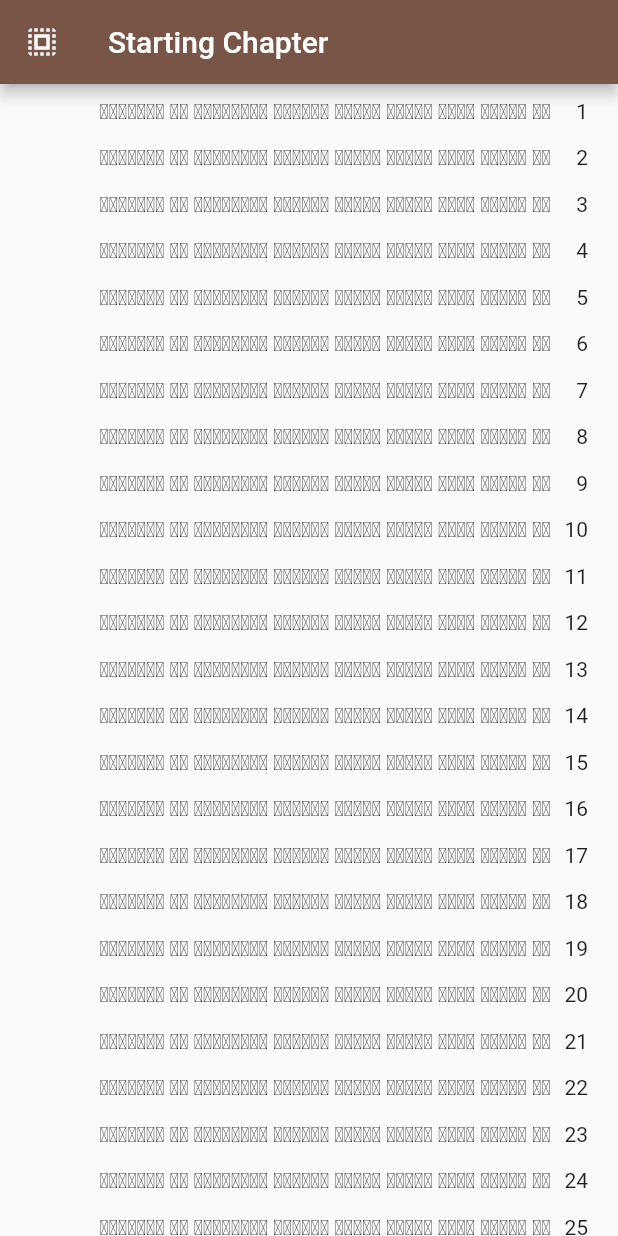
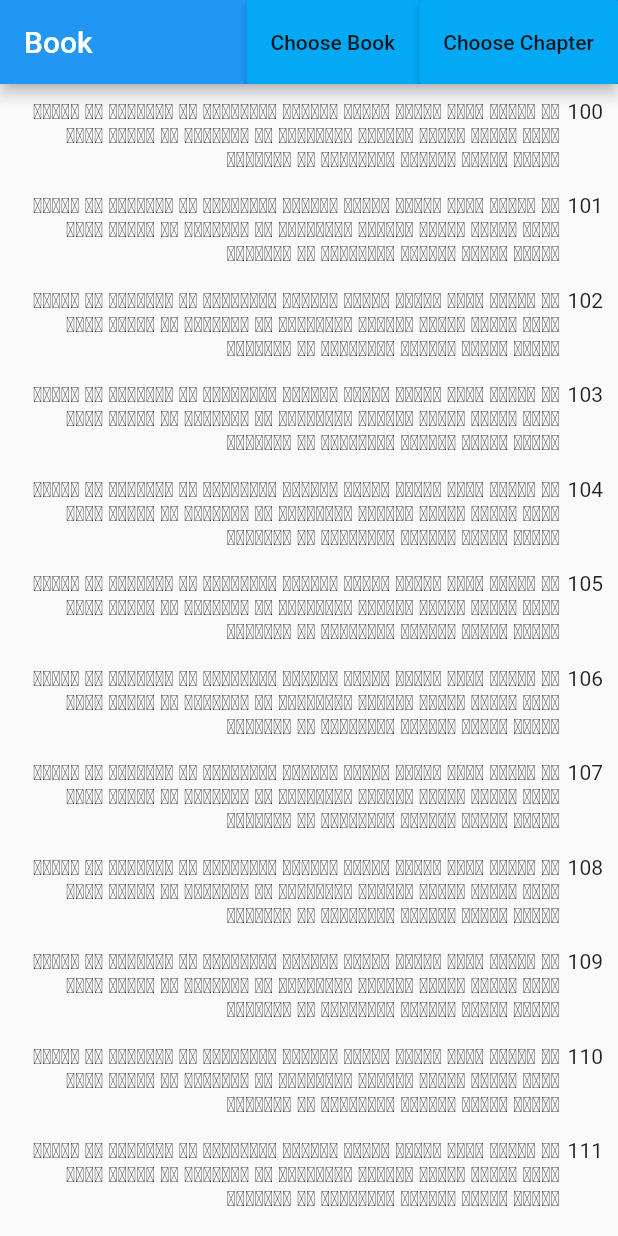
Before and after one commit to evb0110/flutter_app, a Flutter app: the screen it shows after launch, on a phone screen of 412 x 824 dp. Run offline on Flutter 3.47's test engine with Material 2 defaults, Android fonts, the phone set to English and light mode, and no system bars.

```diff
--- /dev/null
+++ b/assets/country.json
@@ -0,0 +1,4 @@
+{
+  "Russia": "Moscow",
+  "Ukraine": "Kyev"
+}
--- a/lib/Chapter.dart
+++ b/lib/Chapter.dart
@@ -9,15 +9,15 @@ class Chapter extends StatefulWidget {
 }
 
 class _ChapterState extends State<Chapter> {
-  String value;
-
-  @override
-  void initState() => value = 'Starting Chapter';
+  final String entityType = 'Book';
+  final String partType = 'Chapter';
+  final chooseButtonColor = Colors.lightBlue;
+  String value = 'Book';
 
   Future<String> nextRoute(BuildContext context) async {
     final result = await Navigator.push(
       context,
-      MaterialPageRoute(builder: (context) => SelectionScreen()),
+      MaterialPageRoute(builder: (context) => SelectionScreen(entityType)),
     );
     setState(() {
       if (result != null) value = result;
@@ -28,18 +28,27 @@ class _ChapterState extends State<Chapter> {
   Widget build(BuildContext context) {
     return Scaffold(
       appBar: AppBar(
-          title: Text(value),
-          leading: GestureDetector(
-            onTap: () => nextRoute(context),
-            child: Icon(Icons.select_all),
-          )),
+        actions: <Widget>[
+          RaisedButton(
+            child: Text('Choose $entityType'),
+            onPressed: () => nextRoute(context),
+            color: chooseButtonColor,
+          ),
+          RaisedButton(
+            child: Text('Choose $partType'),
+            onPressed: () => nextRoute(context),
+            color: chooseButtonColor,
+          ),
+        ],
+        title: Text(value),
+      ),
       body: Container(
-        padding: EdgeInsets.only(top: 10.0, left: 20.0, right: 20.0),
+        padding: EdgeInsets.only(top: 10.0, left: 10.0, right: 10.0),
         child: Center(
             child: ListView(
-          children: List<int>.generate(40, (i) => i + 1)
-              .map((v) => Verse(
-                  v, 'ܡܢ ܟܠܗܝܢ ܗܠܝܢ ܣܓܼܝܬ ܚܟܡܬܐ ܘܥܼܫܢܬ ܗܝܡܢܘܬܐ܂ ܡܢ ܠܩܘܕܡܝܢ '))
+          children: List<int>.generate(40, (i) => i + 100)
+              .map((v) => Verse(v,
+                  'ܡܢ ܟܠܗܝܢ ܗܠܝܢ ܣܓܼܝܬ ܚܟܡܬܐ ܘܥܼܫܢܬ ܗܝܡܢܘܬܐ܂ ܡܢ ܠܩܘܕܡܝܢ ' * 3))
               .toList(),
         )),
       ),
@@ -62,7 +71,7 @@ class Verse extends StatelessWidget {
         children: <Widget>[
           Expanded(child: Text(text, textAlign: TextAlign.right)),
           SizedBox(
-            width: 25.0,
+            width: 29.0,
             child: Align(
               child: Text('$number', textAlign: TextAlign.right),
               alignment: Alignment.topRight,
--- a/lib/Routes.dart
+++ b/lib/Routes.dart
@@ -9,7 +9,7 @@ class MainRoute extends StatelessWidget {
     // Navigator.pop on the Selection Screen.
     final result = await Navigator.push(
       context,
-      MaterialPageRoute(builder: (context) => SelectionScreen()),
+      MaterialPageRoute(builder: (context) => SelectionScreen('Chapter')),
     );
     return result;
   }
--- a/lib/main.dart
+++ b/lib/main.dart
@@ -8,7 +8,7 @@ class MyApp extends StatelessWidget {
   Widget build(BuildContext context) {
     return MaterialApp(
       title: 'Flutter Demo',
-      theme: ThemeData(primarySwatch: Colors.brown),
+      theme: ThemeData(primarySwatch: Colors.blue),
       home: MainRoute(),
     );
   }
--- a/pubspec.yaml
+++ b/pubspec.yaml
@@ -41,7 +41,8 @@ flutter:
   uses-material-design: true
 
   # To add assets to your application, add an assets section, like this:
-  # assets:
+  assets:
+    - assets/country.json
   #  - images/a_dot_burr.jpeg
   #  - images/a_dot_ham.jpeg
 
```
Also changed, not shown: lib/SelectionScreen.dart (+8 -5 lines), pubspec.lock.
